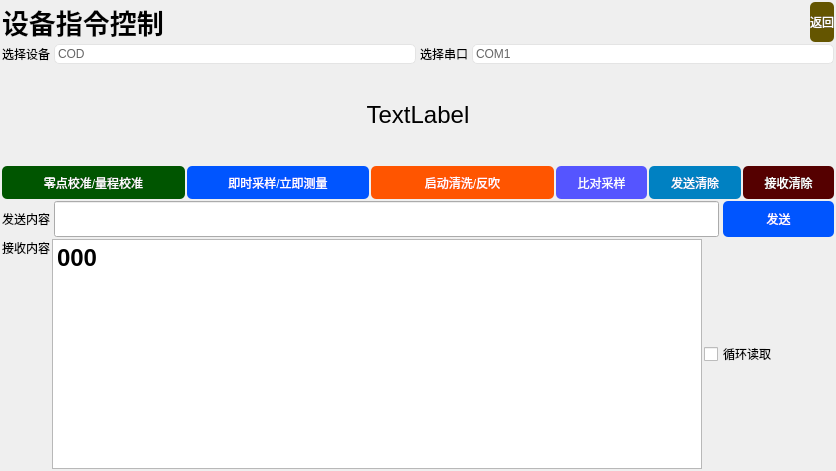
Qt form qtApp/devicecmdctrldlg.ui (aa123Eason/workcode) before a commit.
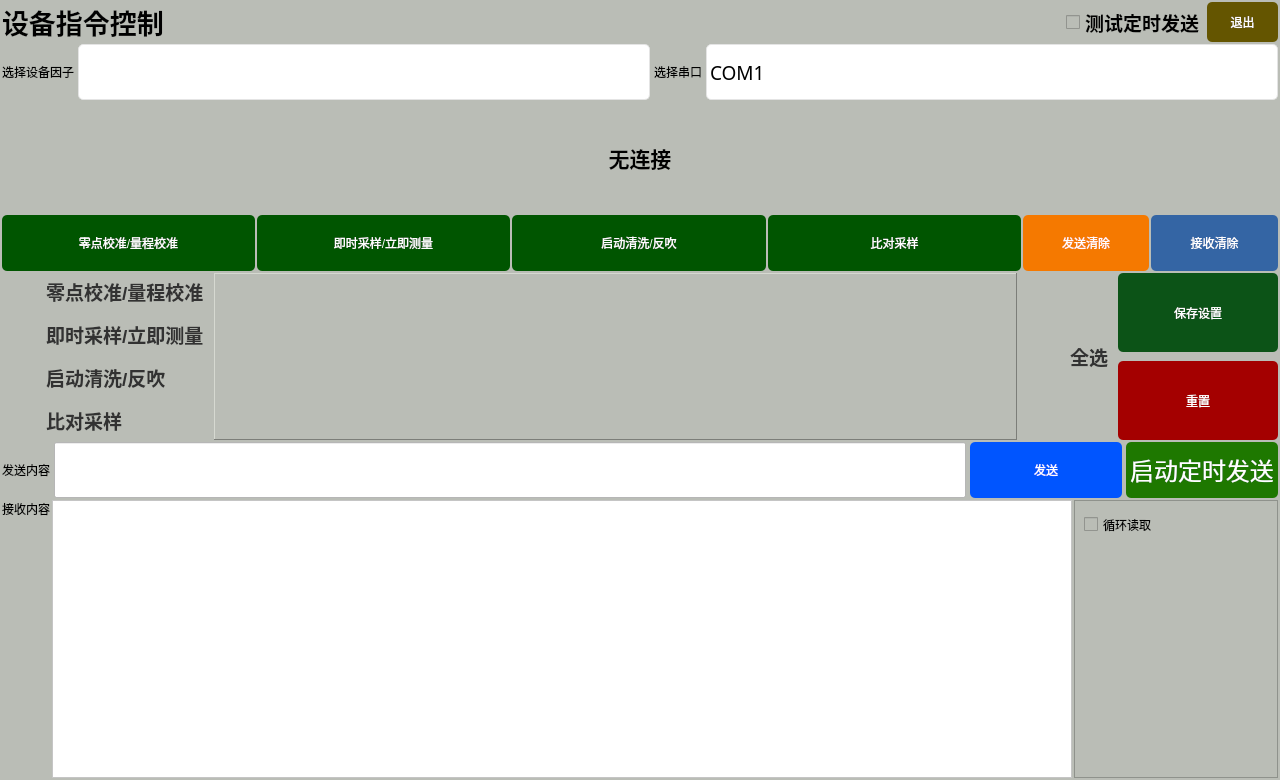
The same form after that commit. Icons and pictures are not drawn.

```diff
--- a/qtApp/devicecmdctrldlg.ui
+++ b/qtApp/devicecmdctrldlg.ui
@@ -6,8 +6,8 @@
    <rect>
     <x>0</x>
     <y>0</y>
-    <width>836</width>
-    <height>471</height>
+    <width>1280</width>
+    <height>780</height>
    </rect>
   </property>
   <property name="sizePolicy">
@@ -19,7 +19,10 @@
   <property name="windowTitle">
    <string>Dialog</string>
   </property>
-  <layout class="QVBoxLayout" name="verticalLayout" stretch="0,0,3,1,1,7">
+  <property name="styleSheet">
+   <string notr="true">background-color: rgb(186, 189, 182);</string>
+  </property>
+  <layout class="QVBoxLayout" name="verticalLayout" stretch="0,1,2,1,3,1,5">
    <property name="spacing">
     <number>2</number>
    </property>
@@ -36,7 +39,7 @@
     <number>2</number>
    </property>
    <item>
-    <layout class="QHBoxLayout" name="horizontalLayout_5" stretch="12,0">
+    <layout class="QHBoxLayout" name="horizontalLayout_5" stretch="3,12,0,1">
      <item>
       <widget class="QLabel" name="label_3">
        <property name="font">
@@ -54,6 +57,66 @@
        </property>
       </widget>
      </item>
+     <item>
+      <widget class="QLabel" name="timertk">
+       <property name="font">
+        <font>
+         <pointsize>20</pointsize>
+         <weight>75</weight>
+         <bold>true</bold>
+        </font>
+       </property>
+       <property name="text">
+        <string/>
+       </property>
+       <property name="alignment">
+        <set>Qt::AlignCenter</set>
+       </property>
+      </widget>
+     </item>
+     <item>
+      <widget class="QCheckBox" name="test_sendintime">
+       <property name="sizePolicy">
+        <sizepolicy hsizetype="Preferred" vsizetype="Preferred">
+         <horstretch>0</horstretch>
+         <verstretch>0</verstretch>
+        </sizepolicy>
+       </property>
+       <property name="font">
+        <font>
+         <pointsize>14</pointsize>
+         <weight>75</weight>
+         <bold>true</bold>
+        </font>
+       </property>
+       <property name="styleSheet">
+        <string notr="true">QPushButton
+{
+	background-color: rgb(100, 85, 0);
+	border-radius:5px;
+	color: rgb(255, 255, 255);
+	font: 75 16pt &quot;微软雅黑&quot;;
+}
+
+QPushButton::hover
+{
+	
+	
+	background-color: rgb(110, 65, 0);
+}
+</string>
+       </property>
+       <property name="text">
+        <string>测试定时发送</string>
+       </property>
+       <property name="iconSize">
+        <size>
+         <width>32</width>
+         <height>32</height>
+        </size>
+       </property>
+      </widget>
+     </item>
      <item>
       <widget class="QPushButton" name="btn_quit">
        <property name="sizePolicy">
@@ -80,7 +143,7 @@
 </string>
        </property>
        <property name="text">
-        <string>返回</string>
+        <string>退出</string>
        </property>
        <property name="iconSize">
         <size>
@@ -96,7 +159,7 @@
     </layout>
    </item>
    <item>
-    <layout class="QHBoxLayout" name="horizontalLayout_2" stretch="0,2,0,2">
+    <layout class="QHBoxLayout" name="horizontalLayout_2" stretch="0,1,0,1">
      <property name="spacing">
       <number>4</number>
      </property>
@@ -107,7 +170,7 @@
 </string>
        </property>
        <property name="text">
-        <string>选择设备</string>
+        <string>选择设备因子</string>
        </property>
        <property name="alignment">
         <set>Qt::AlignCenter</set>
@@ -122,13 +185,23 @@
          <verstretch>0</verstretch>
         </sizepolicy>
        </property>
+       <property name="font">
+        <font>
+         <family>微软雅黑</family>
+         <pointsize>14</pointsize>
+         <weight>9</weight>
+         <italic>false</italic>
+         <bold>false</bold>
+        </font>
+       </property>
        <property name="styleSheet">
         <string notr="true">QComboBox{
-  color:#666666;
-  font: 75 18pt &quot;微软雅黑&quot;;
+  color:#000000;
+  font: 75 14pt &quot;微软雅黑&quot;;
   padding: 1px 15px 1px 3px;
   border:1px solid rgba(228,228,228,1);
   border-radius:5px 5px 0px 0px;
+	background-color: rgb(255, 255, 255);
 } 
 
   QComboBox::drop-down {
@@ -167,26 +240,9 @@
   color:#ffffff;
 }</string>
        </property>
-       <item>
-        <property name="text">
-         <string>COD</string>
-        </property>
-       </item>
-       <item>
-        <property name="text">
-         <string>总磷蓝创</string>
-        </property>
-       </item>
-       <item>
-        <property name="text">
-         <string>高指云璟</string>
-        </property>
-       </item>
-       <item>
-        <property name="text">
-         <string>氨氮蓝创</string>
-        </property>
-       </item>
+       <property name="insertPolicy">
+        <enum>QComboBox::InsertAtTop</enum>
+       </property>
       </widget>
      </item>
      <item>
@@ -211,13 +267,23 @@
          <verstretch>0</verstretch>
         </sizepolicy>
        </property>
+       <property name="font">
+        <font>
+         <family>微软雅黑</family>
+         <pointsize>14</pointsize>
+         <weight>9</weight>
+         <italic>false</italic>
+         <bold>false</bold>
+        </font>
+       </property>
        <property name="styleSheet">
         <string notr="true">QComboBox{
-  color:#666666;
-  font: 75 18pt &quot;微软雅黑&quot;;
+  color:#000000;
+  font: 75 14pt &quot;微软雅黑&quot;;
   padding: 1px 15px 1px 3px;
   border:1px solid rgba(228,228,228,1);
   border-radius:5px 5px 0px 0px;
+	background-color: rgb(255, 255, 255);
 } 
 
   QComboBox::drop-down {
@@ -364,11 +430,13 @@
     <widget class="QLabel" name="cominfo">
      <property name="font">
       <font>
-       <pointsize>18</pointsize>
+       <pointsize>16</pointsize>
+       <weight>75</weight>
+       <bold>true</bold>
       </font>
      </property>
      <property name="text">
-      <string>TextLabel</string>
+      <string>无连接</string>
      </property>
      <property name="alignment">
       <set>Qt::AlignCenter</set>
@@ -376,7 +444,7 @@
     </widget>
    </item>
    <item>
-    <layout class="QHBoxLayout" name="horizontalLayout_4" stretch="2,2,2,1,1,1">
+    <layout class="QHBoxLayout" name="horizontalLayout_4" stretch="2,2,2,2,1,1">
      <item>
       <widget class="QPushButton" name="btnJZ">
        <property name="sizePolicy">
@@ -421,10 +489,11 @@
         <string notr="true">QPushButton
 {
 	
-	background-color: rgb(0, 85, 255);
+	
+	background-color: rgb(0, 85, 0);
 	border-radius:5px;
 	color: rgb(255, 255, 255);
-	font: 75 15pt &quot;微软雅黑&quot;;
+	font: 75 14pt &quot;微软雅黑&quot;;
 }
 
 QPushButton::hover
@@ -451,10 +520,11 @@
         <string notr="true">QPushButton
 {
 	
-	background-color: rgb(255, 85, 0);
+	
+	background-color: rgb(0, 85, 0);
 	border-radius:5px;
 	color: rgb(255, 255, 255);
-	font: 75 16pt &quot;微软雅黑&quot;;
+	font: 75 14pt &quot;微软雅黑&quot;;
 }
 
 QPushButton::hover
@@ -482,10 +552,10 @@
 {
 	
 	
-	background-color: rgb(85, 85, 255);
+	background-color: rgb(0, 85, 0);
 	border-radius:5px;
 	color: rgb(255, 255, 255);
-	font: 75 18pt &quot;微软雅黑&quot;;
+	font: 75 14pt &quot;微软雅黑&quot;;
 }
 
 QPushButton::hover
@@ -512,11 +582,13 @@
        <property name="styleSheet">
         <string notr="true">QPushButton
 {
-	background-color: rgb(0, 129, 194);
-	;
+	
+	
+	
+	background-color: rgb(245, 121, 0);
 	border-radius:5px;
 	color: rgb(255, 255, 255);
-	font: 75 18pt &quot;微软雅黑&quot;;
+	font: 75 14pt &quot;微软雅黑&quot;;
 }
 
 QPushButton::hover
@@ -544,10 +616,11 @@
 {
 	
 	
-	background-color: rgb(85, 0, 0);
+	
+	background-color: rgb(52, 101, 164);
 	border-radius:5px;
 	color: rgb(255, 255, 255);
-	font: 75 18pt &quot;微软雅黑&quot;;
+	font: 75 14pt &quot;微软雅黑&quot;;
 }
 
 QPushButton::hover
@@ -566,7 +639,390 @@
     </layout>
    </item>
    <item>
-    <layout class="QHBoxLayout" name="horizontalLayout" stretch="0,6,1">
+    <layout class="QHBoxLayout" name="horizontalLayout_6" stretch="1,5,0,1">
+     <property name="spacing">
+      <number>9</number>
+     </property>
+     <item>
+      <layout class="QVBoxLayout" name="verticalLayout_3" stretch="1,1,1,1">
+       <item>
+        <widget class="QCheckBox" name="tmck1">
+         <property name="font">
+          <font>
+           <pointsize>14</pointsize>
+           <weight>75</weight>
+           <bold>true</bold>
+          </font>
+         </property>
+         <property name="styleSheet">
+          <string notr="true">QCheckBox{
+	border: none;/*最外层边框*/
+}
+QCheckBox::indicator{/*选择框尺寸*/
+    background-color: rgba(0, 0, 0, 0);
+	color:black;
+    border: 0px solid #b1b1b1;
+        width: 38px;
+        height: 32px;
+	font 75  18px &quot;Ubuntu&quot;;
+}
+QCheckBox:enabled:checked{
+        color: rgb(0, 0, 0);
+        font 75  18px &quot;Ubuntu&quot;;
+			
+		background-color: rgb(114, 159, 207);
+}
+QCheckBox:enabled:!checked{
+        color: rgb(50, 50, 50);
+       font 75  18px &quot;Ubuntu&quot;;
+
+}
+QCheckBox:enabled:hover{
+      	font 75  20px &quot;Ubuntu&quot;;
+        color: rgb(0, 20, 155);
+}
+QCheckBox:!enabled{
+	color: rgb(80, 80, 80);
+}
+ 
+QCheckBox::indicator:unchecked {
+    image:url(&quot;:/images/Off.png&quot;)
+}
+
+QCheckBox::indicator:checked {
+    image:url(&quot;:/images/On.png&quot;)
+}
+</string>
+         </property>
+         <property name="text">
+          <string>零点校准/量程校准</string>
+         </property>
+         <property name="autoExclusive">
+          <bool>true</bool>
+         </property>
+        </widget>
+       </item>
+       <item>
+        <widget class="QCheckBox" name="tmck2">
+         <property name="font">
+          <font>
+           <pointsize>14</pointsize>
+           <weight>75</weight>
+           <bold>true</bold>
+          </font>
+         </property>
+         <property name="styleSheet">
+          <string notr="true">QCheckBox{
+	border: none;/*最外层边框*/
+}
+QCheckBox::indicator{/*选择框尺寸*/
+    background-color: rgba(0, 0, 0, 0);
+	color:black;
+    border: 0px solid #b1b1b1;
+        width: 38px;
+        height: 32px;
+	font 75  18px &quot;Ubuntu&quot;;
+}
+QCheckBox:enabled:checked{
+        color: rgb(0, 0, 0);
+        font 75  18px &quot;Ubuntu&quot;;
+			
+		background-color: rgb(114, 159, 207);
+}
+QCheckBox:enabled:!checked{
+        color: rgb(50, 50, 50);
+       font 75  18px &quot;Ubuntu&quot;;
+
+}
+QCheckBox:enabled:hover{
+      	font 75  20px &quot;Ubuntu&quot;;
+        color: rgb(0, 20, 155);
+}
+QCheckBox:!enabled{
+	color: rgb(80, 80, 80);
+}
+ 
+QCheckBox::indicator:unchecked {
+    image:url(&quot;:/images/Off.png&quot;)
+}
+
+QCheckBox::indicator:checked {
+    image:url(&quot;:/images/On.png&quot;)
+}
+</string>
+         </property>
+         <property name="text">
+          <string>即时采样/立即测量</string>
+         </property>
+         <property name="autoExclusive">
+          <bool>true</bool>
+         </property>
+        </widget>
+       </item>
+       <item>
+        <widget class="QCheckBox" name="tmck3">
+         <property name="font">
+          <font>
+           <pointsize>14</pointsize>
+           <weight>75</weight>
+           <bold>true</bold>
+          </font>
+         </property>
+         <property name="styleSheet">
+          <string notr="true">QCheckBox{
+	border: none;/*最外层边框*/
+}
+QCheckBox::indicator{/*选择框尺寸*/
+    background-color: rgba(0, 0, 0, 0);
+	color:black;
+    border: 0px solid #b1b1b1;
+        width: 38px;
+        height: 32px;
+	font 75  18px &quot;Ubuntu&quot;;
+}
+QCheckBox:enabled:checked{
+        color: rgb(0, 0, 0);
+        font 75  18px &quot;Ubuntu&quot;;
+			
+		background-color: rgb(114, 159, 207);
+}
+QCheckBox:enabled:!checked{
+        color: rgb(50, 50, 50);
+       font 75  18px &quot;Ubuntu&quot;;
+
+}
+QCheckBox:enabled:hover{
+      	font 75  20px &quot;Ubuntu&quot;;
+        color: rgb(0, 20, 155);
+}
+QCheckBox:!enabled{
+	color: rgb(80, 80, 80);
+}
+ 
+QCheckBox::indicator:unchecked {
+    image:url(&quot;:/images/Off.png&quot;)
+}
+
+QCheckBox::indicator:checked {
+    image:url(&quot;:/images/On.png&quot;)
+}
+</string>
+         </property>
+         <property name="text">
+          <string>启动清洗/反吹</string>
+         </property>
+         <property name="autoExclusive">
+          <bool>true</bool>
+         </property>
+        </widget>
+       </item>
+       <item>
+        <widget class="QCheckBox" name="tmck4">
+         <property name="font">
+          <font>
+           <pointsize>14</pointsize>
+           <weight>75</weight>
+           <bold>true</bold>
+          </font>
+         </property>
+         <property name="styleSheet">
+          <string notr="true">QCheckBox{
+	border: none;/*最外层边框*/
+}
+QCheckBox::indicator{/*选择框尺寸*/
+    background-color: rgba(0, 0, 0, 0);
+	color:black;
+    border: 0px solid #b1b1b1;
+        width: 38px;
+        height: 32px;
+	font 75  18px &quot;Ubuntu&quot;;
+}
+QCheckBox:enabled:checked{
+        color: rgb(0, 0, 0);
+        font 75  18px &quot;Ubuntu&quot;;
+			
+		background-color: rgb(114, 159, 207);
+}
+QCheckBox:enabled:!checked{
+        color: rgb(50, 50, 50);
+       font 75  18px &quot;Ubuntu&quot;;
+
+}
+QCheckBox:enabled:hover{
+      	font 75  20px &quot;Ubuntu&quot;;
+        color: rgb(0, 20, 155);
+}
+QCheckBox:!enabled{
+	color: rgb(80, 80, 80);
+}
+ 
+QCheckBox::indicator:unchecked {
+    image:url(&quot;:/images/Off.png&quot;)
+}
+
+QCheckBox::indicator:checked {
+    image:url(&quot;:/images/On.png&quot;)
+}
+</string>
+         </property>
+         <property name="text">
+          <string>比对采样</string>
+         </property>
+         <property name="autoExclusive">
+          <bool>true</bool>
+         </property>
+        </widget>
+       </item>
+      </layout>
+     </item>
+     <item>
+      <widget class="QStackedWidget" name="timesetframe">
+       <property name="frameShape">
+        <enum>QFrame::Panel</enum>
+       </property>
+       <property name="frameShadow">
+        <enum>QFrame::Raised</enum>
+       </property>
+       <property name="currentIndex">
+        <number>3</number>
+       </property>
+       <widget class="QWidget" name="timeset1"/>
+       <widget class="QWidget" name="timeset2"/>
+       <widget class="QWidget" name="timeset3"/>
+       <widget class="QWidget" name="timeset4"/>
+      </widget>
+     </item>
+     <item>
+      <layout class="QVBoxLayout" name="verticalLayout_5">
+       <item>
+        <widget class="QCheckBox" name="selAll">
+         <property name="font">
+          <font>
+           <pointsize>14</pointsize>
+           <weight>75</weight>
+           <bold>true</bold>
+          </font>
+         </property>
+         <property name="styleSheet">
+          <string notr="true">QCheckBox{
+	border: none;/*最外层边框*/
+}
+QCheckBox::indicator{/*选择框尺寸*/
+    background-color: rgba(0, 0, 0, 0);
+	color:black;
+    border: 0px solid #b1b1b1;
+        width: 38px;
+        height: 32px;
+	font 75  18px &quot;Ubuntu&quot;;
+}
+QCheckBox:enabled:checked{
+        color: rgb(0, 60, 0);
+        font 75  18px &quot;Ubuntu&quot;;
+}
+QCheckBox:enabled:!checked{
+        color: rgb(50, 50, 50);
+       font 75  18px &quot;Ubuntu&quot;;
+
+}
+QCheckBox:enabled:hover{
+      	font 75  20px &quot;Ubuntu&quot;;
+        color: rgb(0, 20, 155);
+}
+QCheckBox:!enabled{
+	color: rgb(80, 80, 80);
+}
+ 
+QCheckBox::indicator:unchecked {
+    image:url(&quot;:/images/Off.png&quot;)
+}
+
+QCheckBox::indicator:checked {
+    image:url(&quot;:/images/On.png&quot;)
+}
+</string>
+         </property>
+         <property name="text">
+          <string>全选</string>
+         </property>
+         <property name="autoExclusive">
+          <bool>false</bool>
+         </property>
+        </widget>
+       </item>
+      </layout>
+     </item>
+     <item>
+      <layout class="QVBoxLayout" name="verticalLayout_4" stretch="1,1">
+       <item>
+        <widget class="QPushButton" name="saveset">
+         <property name="sizePolicy">
+          <sizepolicy hsizetype="Preferred" vsizetype="Preferred">
+           <horstretch>0</horstretch>
+           <verstretch>0</verstretch>
+          </sizepolicy>
+         </property>
+         <property name="styleSheet">
+          <string notr="true">QPushButton
+{
+	
+	
+	background-color: rgb(12, 83, 23);
+	border-radius:5px;
+	color: rgb(255, 255, 255);
+	font: 75 22pt &quot;微软雅黑&quot;;
+}
+
+QPushButton::hover
+{
+	
+	
+	background-color: rgb(115, 210, 22);
+}
+</string>
+         </property>
+         <property name="text">
+          <string>保存设置</string>
+         </property>
+        </widget>
+       </item>
+       <item>
+        <widget class="QPushButton" name="resetset">
+         <property name="sizePolicy">
+          <sizepolicy hsizetype="Preferred" vsizetype="Preferred">
+           <horstretch>0</horstretch>
+           <verstretch>0</verstretch>
+          </sizepolicy>
+         </property>
+         <property name="styleSheet">
+          <string notr="true">QPushButton
+{
+	
+	
+	background-color: rgb(164, 0, 0);
+	border-radius:5px;
+	color: rgb(255, 255, 255);
+	font: 75 22pt &quot;微软雅黑&quot;;
+}
+
+QPushButton::hover
+{
+	
+	
+	background-color: rgb(239, 41, 41);
+}
+</string>
+         </property>
+         <property name="text">
+          <string>重置</string>
+         </property>
+        </widget>
+       </item>
+      </layout>
+     </item>
+    </layout>
+   </item>
+   <item>
+    <layout class="QHBoxLayout" name="horizontalLayout" stretch="0,6,1,1">
      <property name="spacing">
       <number>4</number>
      </property>
@@ -605,6 +1061,9 @@
          <bold>true</bold>
         </font>
        </property>
+       <property name="styleSheet">
+        <string notr="true">background-color: rgb(255, 255, 255);</string>
+       </property>
        <property name="text">
         <string/>
        </property>
@@ -640,6 +1099,45 @@
        </property>
       </widget>
      </item>
+     <item>
+      <widget class="QPushButton" name="btn_sendbytime">
+       <property name="sizePolicy">
+        <sizepolicy hsizetype="Preferred" vsizetype="Preferred">
+         <horstretch>0</horstretch>
+         <verstretch>0</verstretch>
+        </sizepolicy>
+       </property>
+       <property name="font">
+        <font>
+         <family>微软雅黑</family>
+         <pointsize>18</pointsize>
+         <weight>9</weight>
+         <italic>false</italic>
+         <bold>false</bold>
+        </font>
+       </property>
+       <property name="styleSheet">
+        <string notr="true">QPushButton
+{
+	
+	background-color: rgb(30, 120, 0);
+	border-radius:5px;
+color: rgb(255, 255, 255);
+	font: 75 18pt '微软雅黑';
+}
+
+QPushButton::hover
+{
+	
+	background-color: rgb(129, 194, 0);
+}
+</string>
+       </property>
+       <property name="text">
+        <string>启动定时发送</string>
+       </property>
+      </widget>
+     </item>
     </layout>
    </item>
    <item>
@@ -673,18 +1171,69 @@
          <bold>true</bold>
         </font>
        </property>
+       <property name="styleSheet">
+        <string notr="true">background-color: rgb(255, 255, 255);</string>
+       </property>
        <property name="plainText">
-        <string>000</string>
+        <string/>
        </property>
       </widget>
      </item>
      <item>
       <layout class="QVBoxLayout" name="verticalLayout_2">
        <item>
-        <widget class="QCheckBox" name="loopread">
-         <property name="text">
-          <string>循环读取</string>
+        <widget class="QFrame" name="frame">
+         <property name="frameShape">
+          <enum>QFrame::StyledPanel</enum>
          </property>
+         <property name="frameShadow">
+          <enum>QFrame::Raised</enum>
+         </property>
+         <widget class="QPushButton" name="keyboard">
+          <property name="geometry">
+           <rect>
+            <x>150</x>
+            <y>10</y>
+            <width>41</width>
+            <height>41</height>
+           </rect>
+          </property>
+          <property name="sizePolicy">
+           <sizepolicy hsizetype="Minimum" vsizetype="Preferred">
+            <horstretch>0</horstretch>
+            <verstretch>0</verstretch>
+           </sizepolicy>
+          </property>
+          <property name="text">
+           <string/>
+          </property>
+          <property name="icon">
+           <iconset resource="res.qrc">
+            <normaloff>:/images/keyboard-off.png</normaloff>:/images/keyboard-off.png</iconset>
+          </property>
+          <property name="iconSize">
+           <size>
+            <width>32</width>
+            <height>32</height>
+           </size>
+          </property>
+          <property name="flat">
+           <bool>true</bool>
+          </property>
+         </widget>
+         <widget class="QCheckBox" name="loopread">
+          <property name="geometry">
+           <rect>
+            <x>10</x>
+            <y>10</y>
+            <width>91</width>
+            <height>29</height>
+           </rect>
+          </property>
+          <property name="text">
+           <string>循环读取</string>
+          </property>
+         </widget>
         </widget>
        </item>
       </layout>
```
Left out of the diff: 24 changed lines with no effect on the pictures.
